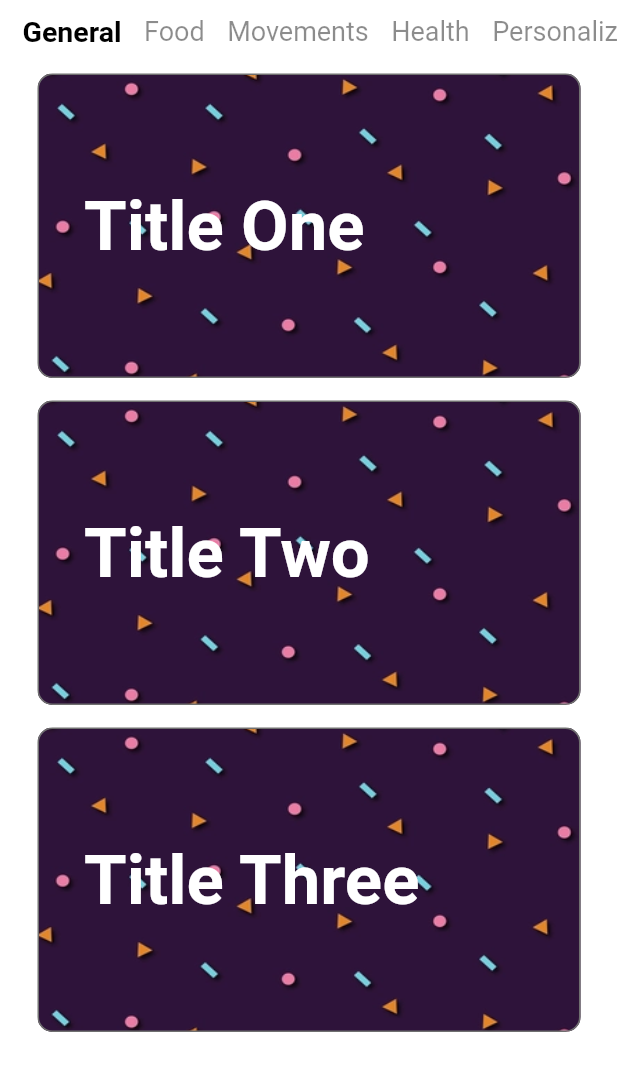
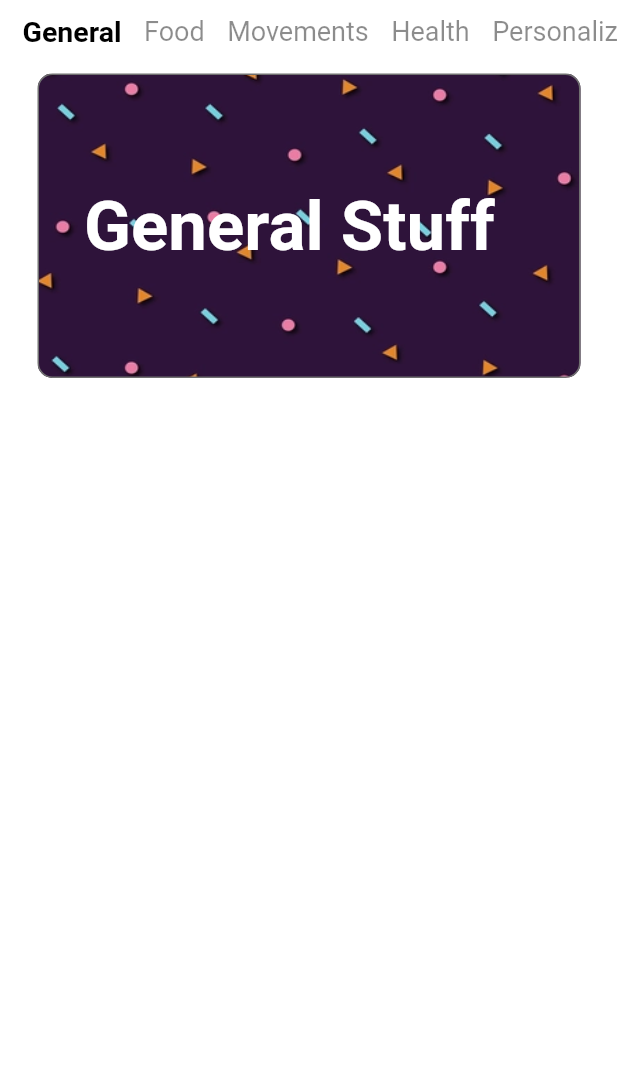
Before and after one commit to betaoverflow/donna, a Flutter app: the HomePage widget shown alone on an empty page, opened directly, on a phone screen of 412 x 824 dp. Shown: the top 1071 px of the screen. Run offline on Flutter 3.47's test engine with Material 2 defaults, Android fonts, the phone set to English and light mode, and no system bars; our stand-ins replace animated_theme_switcher, bubble_bottom_bar, cloud_firestore, firebase_auth, firebase_core, flutter_tts; accounts and stored records are empty; network calls fail.

Commit message:
Feat: Filter cards by category
Signed-off-by: Aabhas <aabhassao0@gmail.com>

```diff
--- a/lib/model/cardModel.dart
+++ b/lib/model/cardModel.dart
@@ -9,14 +9,14 @@ class CardModel {
 
 List<CardModel> cardContent = [
   CardModel(
-      title: 'Title One',
-      content: 'Content One',
+      title: 'General Stuff',
+      content: 'something',
       image:
           'https://cdn.dribbble.com/users/623359/screenshots/13670617/media/b020cb592153c999817dca341de2d782.png',
       category: "General"),
   CardModel(
-      title: 'Title Two',
-      content: 'Content Two',
+      title: 'Pizza',
+      content: 'I want to eat some pizza',
       image:
           'https://cdn.dribbble.com/users/623359/screenshots/13670602/media/0f15bc59541b4176455d502adc1f2cb2.png',
       category: "Food"),
--- a/lib/screens/homePage.dart
+++ b/lib/screens/homePage.dart
@@ -43,6 +43,18 @@ class _HomePageState extends State<HomePage>
     _tabController.dispose();
   }
 
+  List<CardModel> filterCards(CategoryModel category, List<CardModel> cards) {
+    List<CardModel> newList = [];
+
+    for (var i = 0; i < cards.length; i++) {
+      if (cards[i].category == category.name) {
+        newList.add(cards[i]);
+      }
+    }
+
+    return newList;
+  }
+
   Widget build(BuildContext context) {
     return NestedScrollView(
         controller: _scrollController,
@@ -74,12 +86,13 @@ class _HomePageState extends State<HomePage>
           child: TabBarView(
               controller: _tabController,
               children: List.generate(categories.length, (index) {
+                List<CardModel> newList = filterCards(categories[index], cardContent);
                 return ListView.builder(
-                  itemCount: cardContent.length,
+                  itemCount: newList.length,
                   itemBuilder: (context, index) {
                     return VoiceCard(
-                      subtitle: cardContent[index].title,
-                      content: cardContent[index].content,
+                      subtitle: newList[index].title,
+                      content: newList[index].content,
                     );
                   },
                   padding: EdgeInsets.symmetric(horizontal: 25),
```
